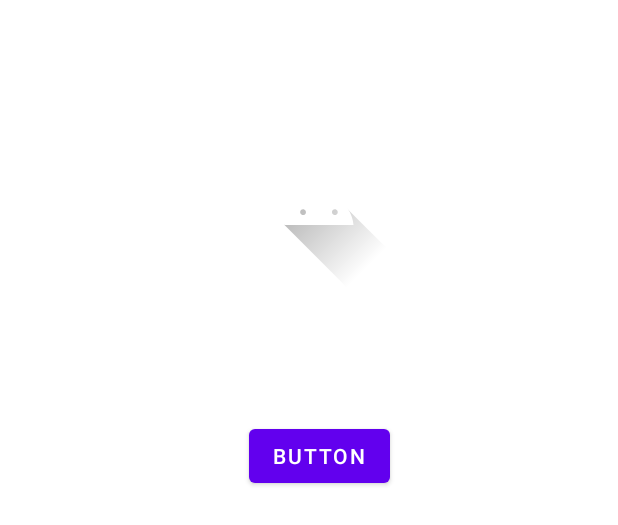
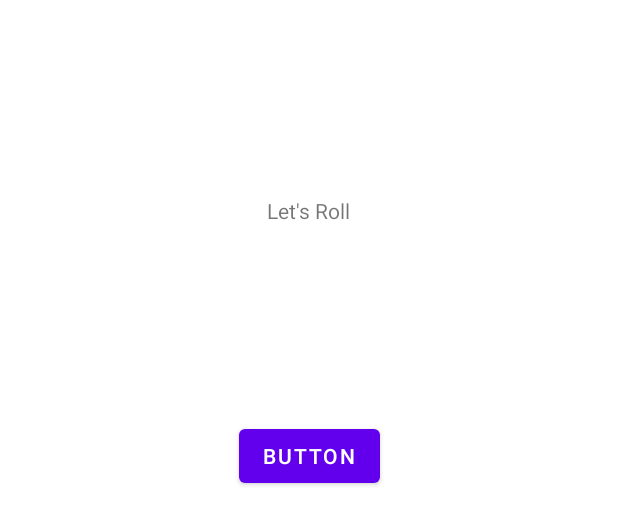
Before and after one commit to goldsten/Udacity, an Android app: the layout activity_main.xml on its own in the app's theme, with its tools: preview values and no code run, on a phone screen of 412 x 824 dp. Shown: the top 525 px of the screen. Run offline under Robolectric (Android 15) with nearby library versions, the phone set to English and light mode, and no system bars.

Commit message:
add: button, textview, random number

```diff
--- a/app/src/main/java/com/example/diceroller/MainActivity.kt
+++ b/app/src/main/java/com/example/diceroller/MainActivity.kt
@@ -2,7 +2,11 @@ package com.example.diceroller
 
 import androidx.appcompat.app.AppCompatActivity
 import android.os.Bundle
+import android.widget.Button
+import android.widget.TextView
+import android.widget.Toast
 import com.example.diceroller.databinding.ActivityMainBinding
+import java.util.*
 
 /*
 * MainActivity наследует/расширяет AppCompatActivity()
@@ -21,6 +25,25 @@ class MainActivity : AppCompatActivity() {
 		super.onCreate(s)
 		binding = ActivityMainBinding.inflate(layoutInflater)
 		setContentView(binding.root)
+		// Получаем  ссылку на кнопку и присваиваем ее неизменяемой val переменной с именем rollButton
+		val rollButton: Button = binding.rollButton
+		rollButton.setOnClickListener {
+			// для этого метода требуются 3 вещи
+			// - class, называемый context(^C)
+			// - "message"
+			// - duration
+			Toast.makeText(this, "Btn Click", Toast.LENGTH_SHORT).show()
+
+			rollDice()
+		}
+
+	}
+
+	private fun rollDice() {
+		val resultText: TextView = binding.textView
+		// (рандомность будет от 0 - 5, что бы было 1 - 6, нужно +1)
+		val randomInt = Random().nextInt(6) + 1
+		resultText.text = randomInt.toString()
 	}
 }
 /*
@@ -29,5 +52,6 @@ class MainActivity : AppCompatActivity() {
 * Во время расширение макета view(представления), определенные в файлах макета xml, превращаются или расширяются в View Objects(объкты представления) Kotlin в память
 * Зате MainActivity может начать рисовать эти View Object (объекты представления) на экране
 *
-*
+* (^C) - Object context позволяет общаться и получать информацию о текущем состоянии системы Android
+* MainActivity - является подклассом context
 */
--- a/app/src/main/res/layout/activity_main.xml
+++ b/app/src/main/res/layout/activity_main.xml
@@ -6,27 +6,25 @@
     android:layout_height="match_parent"
     tools:context=".MainActivity">
 
-    <ImageView
-        android:id="@+id/imageView"
+    <TextView
+        android:id="@+id/textView"
         android:layout_width="wrap_content"
         android:layout_height="wrap_content"
-        app:layout_constraintBottom_toTopOf="@+id/button"
+        android:text="Let's Roll"
+        app:layout_constraintBottom_toTopOf="@+id/roll_button"
         app:layout_constraintEnd_toEndOf="parent"
-        app:layout_constraintHorizontal_bias="0.521"
         app:layout_constraintStart_toStartOf="parent"
-        app:layout_constraintTop_toTopOf="parent"
-        app:srcCompat="@drawable/ic_launcher_foreground" />
+        app:layout_constraintTop_toTopOf="parent" />
 
     <Button
-        android:id="@+id/button"
+        android:id="@+id/roll_button"
         android:layout_width="wrap_content"
         android:layout_height="wrap_content"
         android:layout_marginBottom="496dp"
         android:text="Button"
         app:layout_constraintBottom_toBottomOf="parent"
-        app:layout_constraintEnd_toEndOf="@+id/imageView"
-        app:layout_constraintHorizontal_bias="0.5"
-        app:layout_constraintStart_toStartOf="@+id/imageView" />
+        app:layout_constraintEnd_toEndOf="parent"
+        app:layout_constraintStart_toStartOf="parent" />
 
 </androidx.constraintlayout.widget.ConstraintLayout>
 <!--
@@ -35,5 +33,6 @@
 -Android автоматически создает целочисленную константу с именем этого ИД
 -Он делает это в сгенерированном классе с именем R. R-означает resource
 
+Чтобы получить object view из активности, можно использовать findViewByID (или viewBinding)
 
 -->
```
